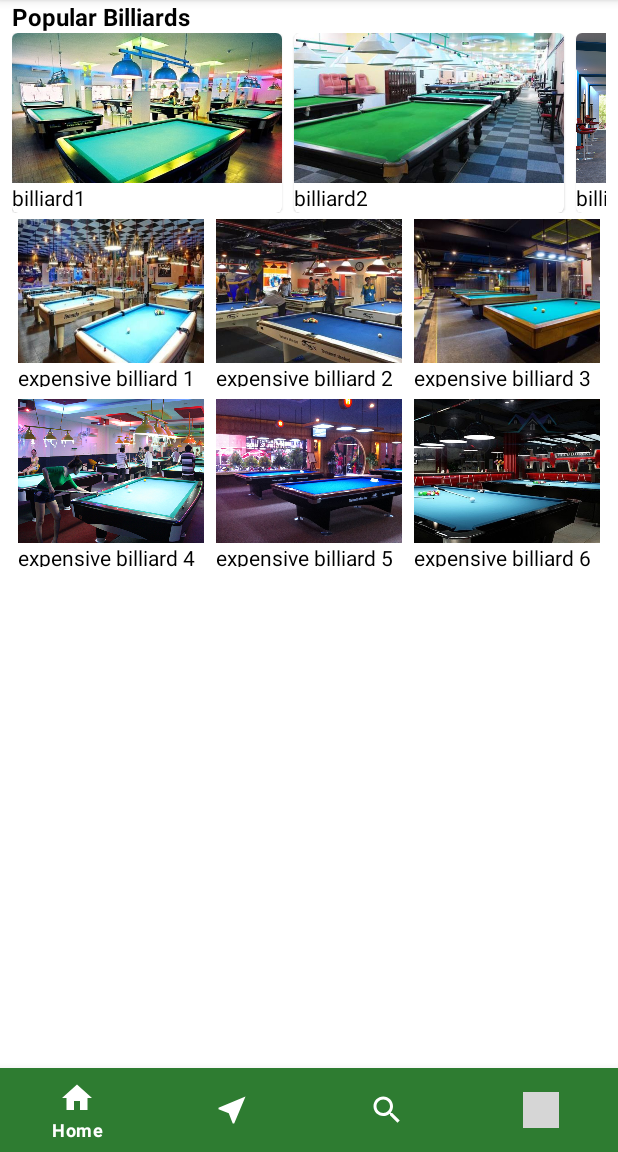
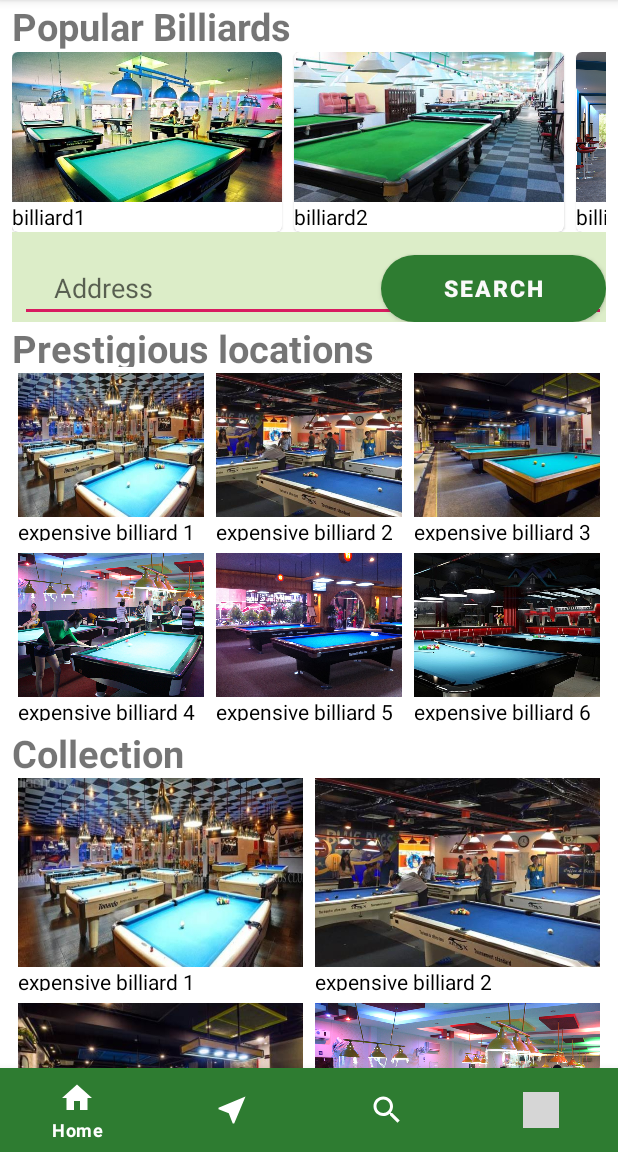
Before and after one commit to johndpope/HCI_Billiards, an Android app: the screen it shows after launch (MainActivity), on a phone screen of 412 x 824 dp, the part 84-1236 px from its top. Run offline under Robolectric (Android 15) with nearby library versions, the phone set to English and light mode, and no system bars; grey boxes are pictures that could not be loaded.

Commit message:
update home page

```diff
--- /dev/null
+++ b/app/src/main/res/drawable/rounded_button.xml
@@ -0,0 +1,11 @@
+<?xml version="1.0" encoding="utf-8"?>
+<shape xmlns:android="http://schemas.android.com/apk/res/android"
+    android:shape="rectangle">
+    <corners android:radius="150dp"/>
+    <solid android:color="@color/colorPrimary"/>
+    <padding
+        android:bottom="5dp"
+        android:left="10dp"
+        android:right="10dp"
+        android:top="5dp"/>
+</shape>
--- /dev/null
+++ b/app/src/main/res/layout/collection_home.xml
@@ -0,0 +1,157 @@
+<?xml version="1.0" encoding="utf-8"?>
+<GridLayout xmlns:android="http://schemas.android.com/apk/res/android"
+    android:layout_width="match_parent"
+    android:layout_height="wrap_content"
+    android:columnCount="2">
+
+    <LinearLayout
+        android:layout_width="0dp"
+        android:layout_height="150dp"
+        android:layout_columnWeight="1"
+        android:layout_gravity="fill_horizontal"
+        android:gravity="center"
+        android:orientation="vertical"
+        android:padding="4dp">
+
+        <ImageView
+            android:layout_width="match_parent"
+            android:layout_height="130dp"
+            android:layout_alignParentStart="true"
+            android:layout_alignParentTop="true"
+            android:scaleType="centerCrop"
+            android:src="@drawable/expensive_billiard1" />
+
+        <TextView
+            android:layout_width="match_parent"
+            android:layout_height="20dp"
+            android:text="expensive billiard 1"
+            android:textColor="@color/colorBlack" />
+
+    </LinearLayout>
+
+    <LinearLayout
+        android:layout_width="0dp"
+        android:layout_height="150dp"
+        android:layout_columnWeight="1"
+        android:layout_gravity="fill_horizontal"
+        android:gravity="center"
+        android:orientation="vertical"
+        android:padding="4dp">
+
+        <ImageView
+            android:layout_width="match_parent"
+            android:layout_height="130dp"
+            android:layout_alignParentStart="true"
+            android:layout_alignParentTop="true"
+            android:scaleType="centerCrop"
+            android:src="@drawable/expensive_billiard2" />
+
+        <TextView
+            android:layout_width="match_parent"
+            android:layout_height="20dp"
+            android:text="expensive billiard 2"
+            android:textColor="@color/colorBlack" />
+
+    </LinearLayout>
+
+    <LinearLayout
+        android:layout_width="0dp"
+        android:layout_height="150dp"
+        android:layout_columnWeight="1"
+        android:layout_gravity="fill_horizontal"
+        android:gravity="center"
+        android:orientation="vertical"
+        android:padding="4dp">
+
+        <ImageView
+            android:layout_width="match_parent"
+            android:layout_height="130dp"
+            android:layout_alignParentStart="true"
+            android:layout_alignParentTop="true"
+            android:scaleType="centerCrop"
+            android:src="@drawable/expensive_billiard3" />
+
+        <TextView
+            android:layout_width="match_parent"
+            android:layout_height="20dp"
+            android:text="expensive billiard 3"
+            android:textColor="@color/colorBlack" />
+
+    </LinearLayout>
+
+    <LinearLayout
+        android:layout_width="0dp"
+        android:layout_height="150dp"
+        android:layout_columnWeight="1"
+        android:layout_gravity="fill_horizontal"
+        android:gravity="center"
+        android:orientation="vertical"
+        android:padding="4dp">
+
+        <ImageView
+            android:layout_width="match_parent"
+            android:layout_height="130dp"
+            android:layout_alignParentStart="true"
+            android:layout_alignParentTop="true"
+            android:scaleType="centerCrop"
+            android:src="@drawable/expensive_billiard4" />
+
+        <TextView
+            android:layout_width="match_parent"
+            android:layout_height="20dp"
+            android:text="expensive billiard 4"
+            android:textColor="@color/colorBlack" />
+
+    </LinearLayout>
+
+    <LinearLayout
+        android:layout_width="0dp"
+        android:layout_height="150dp"
+        android:layout_columnWeight="1"
+        android:layout_gravity="fill_horizontal"
+        android:gravity="center"
+        android:orientation="vertical"
+        android:padding="4dp">
+
+        <ImageView
+            android:layout_width="match_parent"
+            android:layout_height="130dp"
+            android:layout_alignParentStart="true"
+            android:layout_alignParentTop="true"
+            android:scaleType="centerCrop"
+            android:src="@drawable/expensive_billiard5" />
+
+        <TextView
+            android:layout_width="match_parent"
+            android:layout_height="20dp"
+            android:text="expensive billiard 5"
+            android:textColor="@color/colorBlack" />
+
+    </LinearLayout>
+
+    <LinearLayout
+        android:layout_width="0dp"
+        android:layout_height="150dp"
+        android:layout_columnWeight="1"
+        android:layout_gravity="fill_horizontal"
+        android:gravity="center"
+        android:orientation="vertical"
+        android:padding="4dp">
+
+        <ImageView
+            android:layout_width="match_parent"
+            android:layout_height="130dp"
+            android:layout_alignParentStart="true"
+            android:layout_alignParentTop="true"
+            android:scaleType="centerCrop"
+            android:src="@drawable/expensive_billiard6" />
+
+        <TextView
+            android:layout_width="match_parent"
+            android:layout_height="20dp"
+            android:text="expensive billiard 6"
+            android:textColor="@color/colorBlack" />
+
+    </LinearLayout>
+
+</GridLayout>
--- a/app/src/main/res/layout/fragment_home.xml
+++ b/app/src/main/res/layout/fragment_home.xml
@@ -11,8 +11,34 @@
         android:orientation="vertical">
 
         <include layout="@layout/popular_billiards"/>
+        <include layout="@layout/search_billiards"/>
+        <TextView
+            android:layout_width="fill_parent"
+            android:layout_height="30dp"
+            android:text="Prestigious locations"
+            android:textStyle="bold"
+            android:textSize="25dp"/>
+        <include layout="@layout/expensive_billiards"/>
+        <TextView
+            android:layout_width="fill_parent"
+            android:layout_height="30dp"
+            android:text="Collection"
+            android:textStyle="bold"
+            android:textSize="25dp"
+       />
+        <include layout="@layout/collection_home"/>
+        <TextView
+            android:layout_width="fill_parent"
+            android:layout_height="30dp"
+            android:text="Place Challenge"
+            android:textStyle="bold"
+            android:textSize="25dp"/>
+        <include layout="@layout/place_home"/>
+        <TextView
+            android:layout_width="fill_parent"
+            android:layout_height="60dp"
+            android:textStyle="bold" />
 
-        <include layout="@layout/expensive_billiards"/>
 
     </LinearLayout>
 
--- a/app/src/main/res/layout/popular_billiards.xml
+++ b/app/src/main/res/layout/popular_billiards.xml
@@ -8,9 +8,9 @@
         android:layout_width="match_parent"
         android:layout_height="wrap_content"
         android:text="Popular Billiards"
-        android:textColor="@color/colorBlack"
-        android:textSize="16dp"
-        android:textStyle="bold" />
+        android:textSize="25dp"
+        android:textStyle="bold"
+        />
 
     <HorizontalScrollView
         android:layout_width="match_parent"
--- /dev/null
+++ b/app/src/main/res/layout/search_billiards.xml
@@ -0,0 +1,29 @@
+<?xml version="1.0" encoding="utf-8"?>
+<RelativeLayout xmlns:android="http://schemas.android.com/apk/res/android"
+    android:orientation="horizontal" android:layout_width="fill_parent"
+    android:layout_height="60dp"
+    android:background="@color/colorGreen">
+
+
+    <EditText
+        android:id="@+id/edtSearch"
+        android:layout_width="fill_parent"
+        android:layout_height="45dp"
+        android:layout_marginLeft="5dp"
+        android:layout_marginTop="15dp"
+        android:hint="    Address"
+        android:editable="false"/>
+    <Button
+        android:id="@+id/btnSearch"
+        android:layout_width="150dp"
+        android:layout_height="45dp"
+        android:text="Search"
+        android:textSize="15dp"
+        android:textStyle="bold"
+        android:textColor="@color/colorWhite"
+        android:layout_alignTop="@+id/edtSearch"
+        android:layout_alignBottom="@+id/edtSearch"
+        android:layout_alignRight="@+id/edtSearch"
+        android:background="@drawable/rounded_button"/>
+
+</RelativeLayout>
--- a/app/src/main/res/values/colors.xml
+++ b/app/src/main/res/values/colors.xml
@@ -9,4 +9,6 @@
     <color name="colorAccent">#D81B60</color>
     <color name="colorBlack">#000000</color>
     <color name="colorWhite">#fafafa</color>
+    <color name="colorGreen">#dcedc8</color>
+    <color name="colorRed">#d50000</color>
 </resources>
```
Also changed, not shown: app/src/main/res/drawable/rounded.xml (added, +11 -0 lines), app/src/main/res/drawable/transparent_bg_bordered.xml (added, +14 -0 lines), app/src/main/res/drawable/transparent_bg_bordered_button.xml (added, +7 -0 lines), app/src/main/res/layout/place_home.xml (added, +64 -0 lines).
